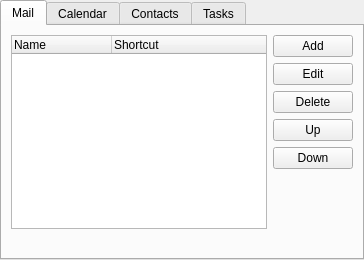
This is src/chrono_mail/ui/forms/settings_tags.ui in rob-vandenberg/chrono-mail as Qt 5 draws it before an edit. The edited form follows.
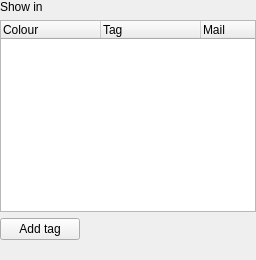
This is the edited form.

Commit message: One list of tags with Show in edited in place in Settings Tags, the starting tags, sidebars list only tags in use with their number, the Tags box in contact and task windows, the Tags column shows only small tags, Tasks ignores a late answer about one task

```diff
--- a/src/chrono_mail/ui/forms/settings_tags.ui
+++ b/src/chrono_mail/ui/forms/settings_tags.ui
@@ -2,7 +2,7 @@
 <ui version="4.0">
  <class>SettingsTags</class>
  <widget class="QWidget" name="SettingsTags">
-  <layout class="QVBoxLayout" name="outer">
+  <layout class="QVBoxLayout" name="outer" stretch="0,1,0,0">
    <property name="leftMargin">
     <number>0</number>
    </property>
@@ -16,33 +16,13 @@
     <number>0</number>
    </property>
    <item>
-    <widget class="QTabWidget" name="tabs">
-     <property name="currentIndex">
-      <number>0</number>
+    <widget class="QLabel" name="showIn">
+     <property name="text">
+      <string>Show in</string>
      </property>
-     <widget class="QWidget" name="mailTab">
-      <attribute name="title">
-       <string>Mail</string>
-      </attribute>
-      <layout class="QVBoxLayout" name="mailTabLayout">
-       <property name="leftMargin">
-        <number>0</number>
-       </property>
-       <property name="topMargin">
-        <number>0</number>
-       </property>
-       <property name="rightMargin">
-        <number>0</number>
-       </property>
-       <property name="bottomMargin">
-        <number>0</number>
-       </property>
+    </widget>
+   </item>
        <item>
-        <widget class="QWidget" name="page">
-         <layout class="QVBoxLayout" name="pageLayout" stretch="1,0">
-          <item>
-           <layout class="QGridLayout" name="body" columnstretch="1,0">
-            <item row="0" column="0">
       <widget class="QTreeWidget" name="list">
        <property name="horizontalScrollBarPolicy">
         <enum>Qt::ScrollBarAlwaysOff</enum>
@@ -52,7 +32,32 @@
        </property>
        <column>
         <property name="text">
-         <string>Name</string>
+       <string>Colour</string>
+      </property>
+     </column>
+     <column>
+      <property name="text">
+       <string>Tag</string>
+      </property>
+     </column>
+     <column>
+      <property name="text">
+       <string>Mail</string>
+      </property>
+     </column>
+     <column>
+      <property name="text">
+       <string>Calendar</string>
+      </property>
+     </column>
+     <column>
+      <property name="text">
+       <string>Contacts</string>
+      </property>
+     </column>
+     <column>
+      <property name="text">
+       <string>Tasks</string>
         </property>
        </column>
        <column>
@@ -60,52 +65,26 @@
          <string>Shortcut</string>
         </property>
        </column>
-      </widget>
-     </item>
-     <item row="0" column="1">
-      <layout class="QVBoxLayout" name="side" stretch="0,0,0,0,0,1">
+     <column>
+      <property name="text">
+       <string></string>
+      </property>
+     </column>
+    </widget>
+   </item>
+   <item>
+    <layout class="QHBoxLayout" name="addRow">
        <item>
         <widget class="QPushButton" name="addButton">
          <property name="text">
-          <string>Add</string>
+        <string>Add tag</string>
          </property>
         </widget>
        </item>
        <item>
-        <widget class="QPushButton" name="editButton">
-         <property name="text">
-          <string>Edit</string>
-         </property>
-        </widget>
-       </item>
-       <item>
-        <widget class="QPushButton" name="deleteButton">
-         <property name="text">
-          <string>Delete</string>
-         </property>
-        </widget>
-       </item>
-       <item>
-        <widget class="QPushButton" name="upButton">
-         <property name="text">
-          <string>Up</string>
-         </property>
-        </widget>
-       </item>
-       <item>
-        <widget class="QPushButton" name="downButton">
-         <property name="text">
-          <string>Down</string>
-         </property>
-        </widget>
-       </item>
-       <item>
-        <spacer name="sideEnd">
+      <spacer name="addRowEnd">
          <property name="orientation">
-          <enum>Qt::Vertical</enum>
-         </property>
-         <property name="sizeType">
-          <enum>QSizePolicy::Expanding</enum>
+        <enum>Qt::Horizontal</enum>
          </property>
          <property name="sizeHint" stdset="0">
           <size>
@@ -117,73 +96,11 @@
        </item>
       </layout>
      </item>
-    </layout>
-   </item>
    <item>
-    <widget class="QLabel" name="status"/>
-   </item>
-  </layout>
- </widget>
-       </item>
-      </layout>
-     </widget>
-     <widget class="QWidget" name="calendarTab">
-      <attribute name="title">
-       <string>Calendar</string>
-      </attribute>
-      <layout class="QVBoxLayout" name="calendarTabLayout">
-       <property name="leftMargin">
-        <number>0</number>
-       </property>
-       <property name="topMargin">
-        <number>0</number>
-       </property>
-       <property name="rightMargin">
-        <number>0</number>
-       </property>
-       <property name="bottomMargin">
-        <number>0</number>
-       </property>
-      </layout>
-     </widget>
-     <widget class="QWidget" name="contactsTab">
-      <attribute name="title">
-       <string>Contacts</string>
-      </attribute>
-      <layout class="QVBoxLayout" name="contactsTabLayout">
-       <property name="leftMargin">
-        <number>0</number>
-       </property>
-       <property name="topMargin">
-        <number>0</number>
-       </property>
-       <property name="rightMargin">
-        <number>0</number>
-       </property>
-       <property name="bottomMargin">
-        <number>0</number>
-       </property>
-      </layout>
-     </widget>
-     <widget class="QWidget" name="tasksTab">
-      <attribute name="title">
-       <string>Tasks</string>
-      </attribute>
-      <layout class="QVBoxLayout" name="tasksTabLayout">
-       <property name="leftMargin">
-        <number>0</number>
-       </property>
-       <property name="topMargin">
-        <number>0</number>
-       </property>
-       <property name="rightMargin">
-        <number>0</number>
-       </property>
-       <property name="bottomMargin">
-        <number>0</number>
-       </property>
-      </layout>
-     </widget>
+    <widget class="QLabel" name="status">
+     <property name="wordWrap">
+      <bool>true</bool>
+     </property>
     </widget>
    </item>
   </layout>
```
Lines whose indentation alone changed are shown as unchanged. The commit also changes 39 other files.
